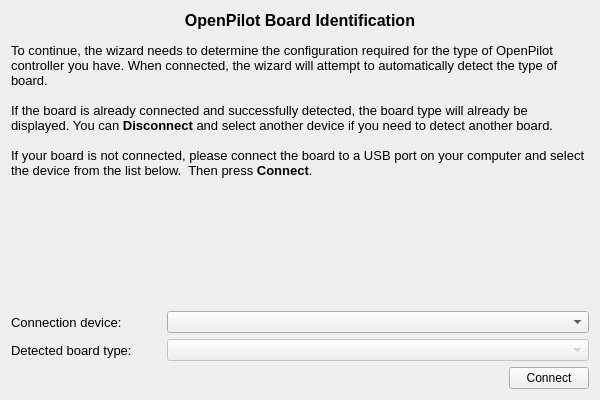
Old version of the form ground/openpilotgcs/src/plugins/setupwizard/pages/controllerpage.ui in the repository openpilot/OpenPilot.
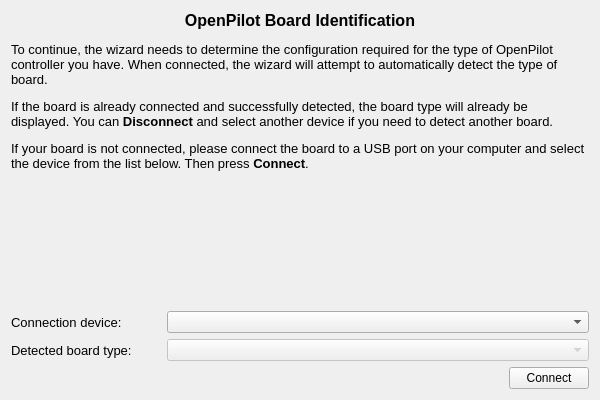
New version of the form.

Commit message: OP-1556 Bigger window size, Font sizes on all pages

```diff
--- a/ground/openpilotgcs/src/plugins/setupwizard/pages/controllerpage.ui
+++ b/ground/openpilotgcs/src/plugins/setupwizard/pages/controllerpage.ui
@@ -29,17 +29,7 @@
    <item>
     <widget class="QLabel" name="label">
      <property name="text">
-      <string>&lt;!DOCTYPE HTML PUBLIC &quot;-//W3C//DTD HTML 4.0//EN&quot; &quot;http://www.w3.org/TR/REC-html40/strict.dtd&quot;&gt;
-&lt;html&gt;&lt;head&gt;&lt;meta name=&quot;qrichtext&quot; content=&quot;1&quot; /&gt;&lt;style type=&quot;text/css&quot;&gt;
-p, li { white-space: pre-wrap; }
-&lt;/style&gt;&lt;/head&gt;&lt;body style=&quot; font-family:'MS Shell Dlg 2'; font-size:8pt; font-weight:400; font-style:normal;&quot;&gt;
-&lt;p align=&quot;center&quot; style=&quot; margin-top:0px; margin-bottom:0px; margin-left:0px; margin-right:0px; -qt-block-indent:0; text-indent:0px;&quot;&gt;&lt;span style=&quot; font-size:12pt; font-weight:600;&quot;&gt;OpenPilot Board Identification&lt;/span&gt;&lt;/p&gt;
-&lt;p style=&quot;-qt-paragraph-type:empty; margin-top:0px; margin-bottom:0px; margin-left:0px; margin-right:0px; -qt-block-indent:0; text-indent:0px;&quot;&gt;&lt;br /&gt;&lt;/p&gt;
-&lt;p style=&quot; margin-top:0px; margin-bottom:0px; margin-left:0px; margin-right:0px; -qt-block-indent:0; text-indent:0px;&quot;&gt;&lt;span style=&quot; font-size:10pt;&quot;&gt;To continue, the wizard needs to determine the configuration required for the type of OpenPilot controller you have. When connected, the wizard will attempt to automatically detect the type of board.&lt;/span&gt;&lt;/p&gt;
-&lt;p style=&quot;-qt-paragraph-type:empty; margin-top:0px; margin-bottom:0px; margin-left:0px; margin-right:0px; -qt-block-indent:0; text-indent:0px; font-size:10pt;&quot;&gt;&lt;br /&gt;&lt;/p&gt;
-&lt;p style=&quot; margin-top:0px; margin-bottom:0px; margin-left:0px; margin-right:0px; -qt-block-indent:0; text-indent:0px;&quot;&gt;&lt;span style=&quot; font-size:10pt;&quot;&gt;If the board is already connected and successfully detected, the board type will already be displayed. You can &lt;/span&gt;&lt;span style=&quot; font-size:10pt; font-weight:600;&quot;&gt;Disconnect&lt;/span&gt;&lt;span style=&quot; font-size:10pt;&quot;&gt; and select another device if you need to detect another board.&lt;/span&gt;&lt;/p&gt;
-&lt;p style=&quot;-qt-paragraph-type:empty; margin-top:0px; margin-bottom:0px; margin-left:0px; margin-right:0px; -qt-block-indent:0; text-indent:0px; font-size:10pt;&quot;&gt;&lt;br /&gt;&lt;/p&gt;
-&lt;p style=&quot; margin-top:0px; margin-bottom:0px; margin-left:0px; margin-right:0px; -qt-block-indent:0; text-indent:0px;&quot;&gt;&lt;span style=&quot; font-size:10pt;&quot;&gt;If your board is not connected, please connect the board to a USB port on your computer and select the device from the list below.  Then press &lt;/span&gt;&lt;span style=&quot; font-size:10pt; font-weight:600;&quot;&gt;Connect&lt;/span&gt;&lt;span style=&quot; font-size:10pt;&quot;&gt;.&lt;/span&gt;&lt;/p&gt;&lt;/body&gt;&lt;/html&gt;</string>
+      <string>&lt;html&gt;&lt;head/&gt;&lt;body&gt;&lt;p align=&quot;center&quot;&gt;&lt;span style=&quot; font-family:'MS Shell Dlg 2'; font-size:12pt; font-weight:600;&quot;&gt;OpenPilot Board Identification&lt;/span&gt;&lt;/p&gt;&lt;p&gt;&lt;span style=&quot; font-family:'MS Shell Dlg 2'; font-size:10pt;&quot;&gt;To continue, the wizard needs to determine the configuration required for the type of OpenPilot controller you have. When connected, the wizard will attempt to automatically detect the type of board.&lt;/span&gt;&lt;/p&gt;&lt;p&gt;&lt;span style=&quot; font-family:'MS Shell Dlg 2'; font-size:10pt;&quot;&gt;If the board is already connected and successfully detected, the board type will already be displayed. You can &lt;/span&gt;&lt;span style=&quot; font-family:'MS Shell Dlg 2'; font-size:10pt; font-weight:600;&quot;&gt;Disconnect&lt;/span&gt;&lt;span style=&quot; font-family:'MS Shell Dlg 2'; font-size:10pt;&quot;&gt; and select another device if you need to detect another board.&lt;/span&gt;&lt;/p&gt;&lt;p&gt;&lt;span style=&quot; font-family:'MS Shell Dlg 2'; font-size:10pt;&quot;&gt;If your board is not connected, please connect the board to a USB port on your computer and select the device from the list below. Then press &lt;/span&gt;&lt;span style=&quot; font-family:'MS Shell Dlg 2'; font-size:10pt; font-weight:600;&quot;&gt;Connect&lt;/span&gt;&lt;span style=&quot; font-family:'MS Shell Dlg 2'; font-size:10pt;&quot;&gt;.&lt;/span&gt;&lt;/p&gt;&lt;/body&gt;&lt;/html&gt;</string>
      </property>
      <property name="textFormat">
       <enum>Qt::AutoText</enum>
```
The commit also changes 19 other files.
